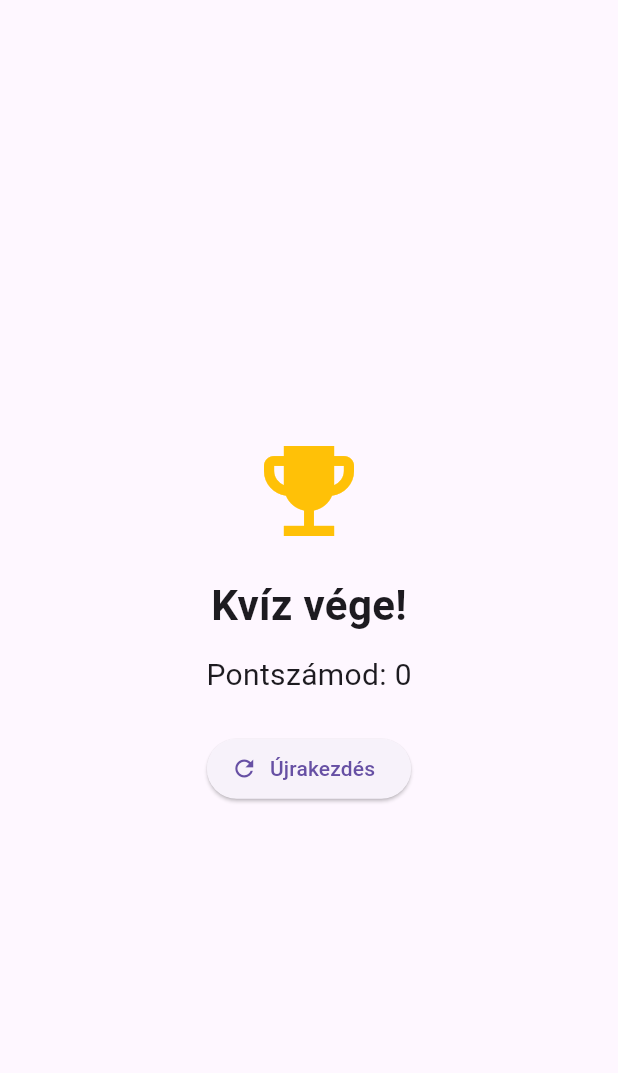
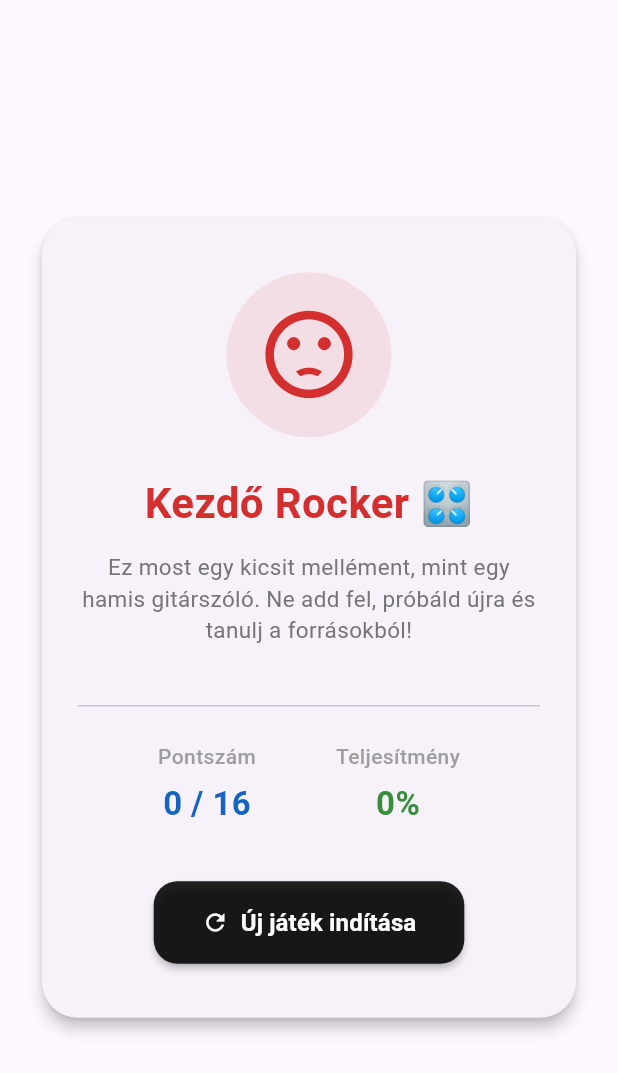
Before and after one commit to dajkagabi/quiz, a Flutter app: the ResultView widget shown alone on an empty page, opened directly with empty values, on a phone screen of 412 x 824 dp. Shown: the top 1073 px of the screen. Run offline on Flutter 3.47's test engine with Material 3 defaults, Android fonts, the phone set to English and light mode, and no system bars; our stand-ins replace bloc, flutter_bloc; generated files the repository leaves out were written again.

Commit message:
Újra kezdés kártya újra alkotása

```diff
--- a/lib/quiz/view/result_view.dart
+++ b/lib/quiz/view/result_view.dart
@@ -3,7 +3,8 @@ import 'package:flutter_bloc/flutter_bloc.dart';
 import 'package:quiz/quiz/cubit/quiz_cubit.dart';
 
 // A ResultView a kvíz eredményét jeleníti meg a játék végén.
-// Ez a nézet megmutatja a játékos pontszámát, egy ikon segítségével ünnepli a teljesítményt,
+// Ez a nézet megmutatja a játékos pontszámát,
+// egy ikon segítségével ünnepli a teljesítményt,
 // és egy gombot kínál az újraindításhoz.
 
 class ResultView extends StatelessWidget {
@@ -16,44 +17,181 @@ class ResultView extends StatelessWidget {
 
   @override
   Widget build(BuildContext context) {
+    // Lekérjük a kérdések teljes számát a cubit állapotából,
+    // hogy dinamikusan számoljunk
+    final totalQuestions = context.select(
+      (QuizCubit cubit) => cubit.state.questions.length,
+    );
+
+    // Százalékos arány kiszámítása
+    // (biztonsági ellenőrzéssel, hogy ne osszunk nullával)
+    final percentage = totalQuestions > 0
+        ? (score / totalQuestions * 100).round()
+        : 0;
+
+    // Játékos rangjának és a hozzá tartozó színes ikonnak
+    // a meghatározása a teljesítmény alapján
+    String rankTitle;
+    String rankDescription;
+    IconData rankIcon;
+    Color rankColor;
+
+    if (percentage >= 90) {
+      rankTitle = 'Rocklegenda! 🎸';
+      rankDescription =
+          'Zseniális! Nagy Feró, Presser Gábor és Cipő is büszke lenne rád. Mindent tudsz a magyar rockról!';
+      rankIcon = Icons.bolt;
+      rankColor = Colors.amber.shade800;
+    } else if (percentage >= 65) {
+      rankTitle = 'Koncertbérletes 🎟️';
+      rankDescription =
+          'Szép teljesítmény! Rendszeresen jársz koncertekre és jól ismered a klasszikus slágereket.';
+      rankIcon = Icons.library_music;
+      rankColor = Colors.blue.shade700;
+    } else if (percentage >= 40) {
+      rankTitle = 'Hobby Gitáros 🎵';
+      rankDescription =
+          'Nem rossz, de érdemes még pörgetni a régi Hungaroton bakeliteket a teljes tudáshoz!';
+      rankIcon = Icons.music_note;
+      rankColor = Colors.orange.shade700;
+    } else {
+      rankTitle = 'Kezdő Rocker 🎛️';
+      rankDescription =
+          'Ez most egy kicsit mellément, mint egy hamis gitárszóló. Ne add fel, próbáld újra és tanulj a forrásokból!';
+      rankIcon = Icons.sentiment_dissatisfied;
+      rankColor = Colors.red.shade700;
+    }
+
     return Center(
+      child: SingleChildScrollView(
+        padding: const EdgeInsets.all(24.0),
+        child: Card(
+          elevation: 4,
+          shape: RoundedRectangleBorder(
+            borderRadius: BorderRadius.circular(24),
+          ),
+          child: Padding(
+            padding: const EdgeInsets.symmetric(
+              vertical: 36.0,
+              horizontal: 24.0,
+            ),
             child: Column(
-        mainAxisAlignment: MainAxisAlignment.center,
+              mainAxisSize: MainAxisSize.min,
               children: [
-          const Icon(
-            Icons.emoji_events,
-            size: 80,
-            color: Colors.amber,
+                // Nagy animált-jellegű körkörös ikon a kapott rang színeivel
+                Container(
+                  padding: const EdgeInsets.all(20),
+                  decoration: BoxDecoration(
+                    color: rankColor.withOpacity(0.1),
+                    shape: BoxShape.circle,
                   ),
+                  child: Icon(
+                    rankIcon,
+                    size: 70,
+                    color: rankColor,
+                  ),
+                ),
+                const SizedBox(height: 24),
 
-          const SizedBox(height: 16),
-
-          const Text(
-            'Kvíz vége!',
+                // Rang címe
+                Text(
+                  rankTitle,
                   style: TextStyle(
                     fontSize: 28,
                     fontWeight: FontWeight.bold,
+                    color: rankColor,
                   ),
+                  textAlign: TextAlign.center,
+                ),
+                const SizedBox(height: 12),
+
+                // Szöveges értékelés
+                Text(
+                  rankDescription,
+                  style: TextStyle(
+                    fontSize: 15,
+                    color: Colors.grey.shade600,
+                    height: 1.4,
+                  ),
+                  textAlign: TextAlign.center,
+                ),
+                const SizedBox(height: 32),
+
+                const Divider(),
+                const SizedBox(height: 16),
+
+                // Statisztika dobozok
+                Row(
+                  mainAxisAlignment: MainAxisAlignment.spaceEvenly,
+                  children: [
+                    _buildStatColumn(
+                      'Pontszám',
+                      '$score / $totalQuestions',
+                      Colors.blue.shade800,
+                    ),
+                    _buildStatColumn(
+                      'Teljesítmény',
+                      '$percentage%',
+                      Colors.green.shade700,
+                    ),
+                  ],
                 ),
 
-          const SizedBox(height: 12),
+                const SizedBox(height: 36),
 
-          Text(
-            'Pontszámod: $score',
-            style: const TextStyle(fontSize: 20),
+                // Újraindítás gomb, ami meghívja a frissített, újrakeverős restart() metódust
+                ElevatedButton.icon(
+                  style: ElevatedButton.styleFrom(
+                    backgroundColor: Colors.black87,
+                    foregroundColor: Colors.white,
+                    padding: const EdgeInsets.symmetric(
+                      horizontal: 32,
+                      vertical: 16,
                     ),
-
-          const SizedBox(height: 24),
-
-          ElevatedButton.icon(
-            icon: const Icon(Icons.refresh),
+                    shape: RoundedRectangleBorder(
+                      borderRadius: BorderRadius.circular(16),
+                    ),
+                    elevation: 2,
+                  ),
                   onPressed: () {
                     context.read<QuizCubit>().restart();
                   },
-            label: const Text('Újrakezdés'),
+                  icon: const Icon(Icons.refresh),
+                  label: const Text(
+                    'Új játék indítása',
+                    style: TextStyle(fontSize: 16, fontWeight: FontWeight.bold),
+                  ),
                 ),
               ],
             ),
+          ),
+        ),
+      ),
+    );
+  }
+
+  // Segéd-widget a statisztikai oszlopok szép megjelenítéséhez
+  Widget _buildStatColumn(String label, String value, Color valueColor) {
+    return Column(
+      children: [
+        Text(
+          label,
+          style: TextStyle(
+            fontSize: 14,
+            fontWeight: FontWeight.w500,
+            color: Colors.grey.shade500,
+          ),
+        ),
+        const SizedBox(height: 6),
+        Text(
+          value,
+          style: TextStyle(
+            fontSize: 22,
+            fontWeight: FontWeight.bold,
+            color: valueColor,
+          ),
+        ),
+      ],
     );
   }
 }
```
Lines whose indentation alone changed are shown as unchanged.
